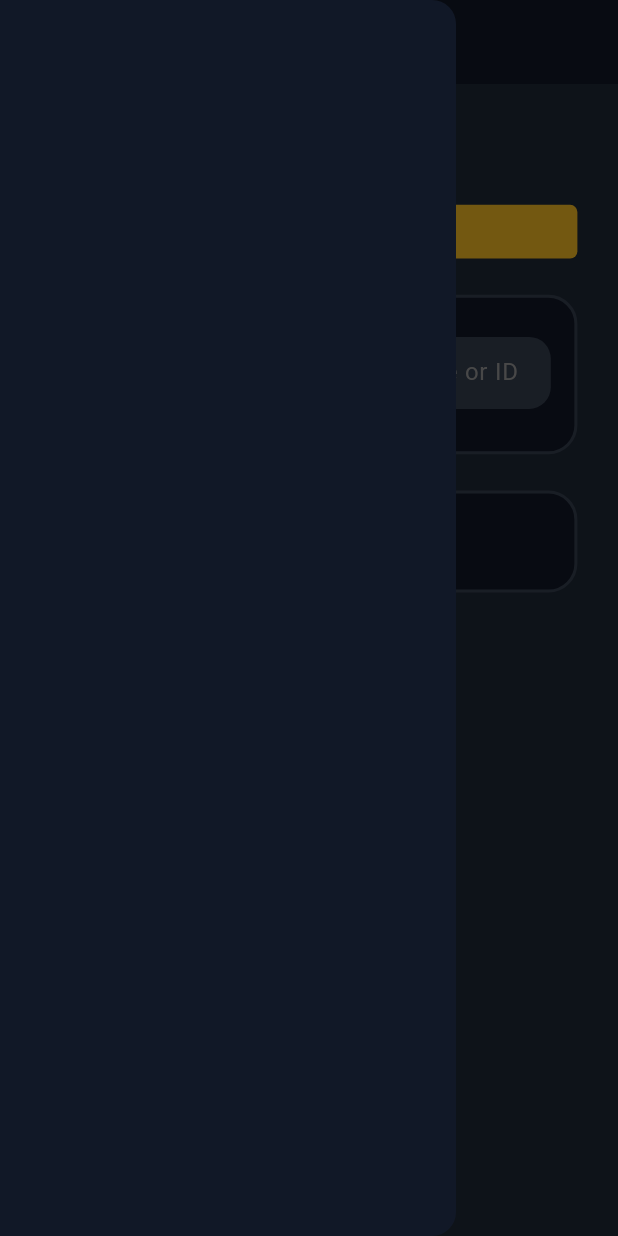
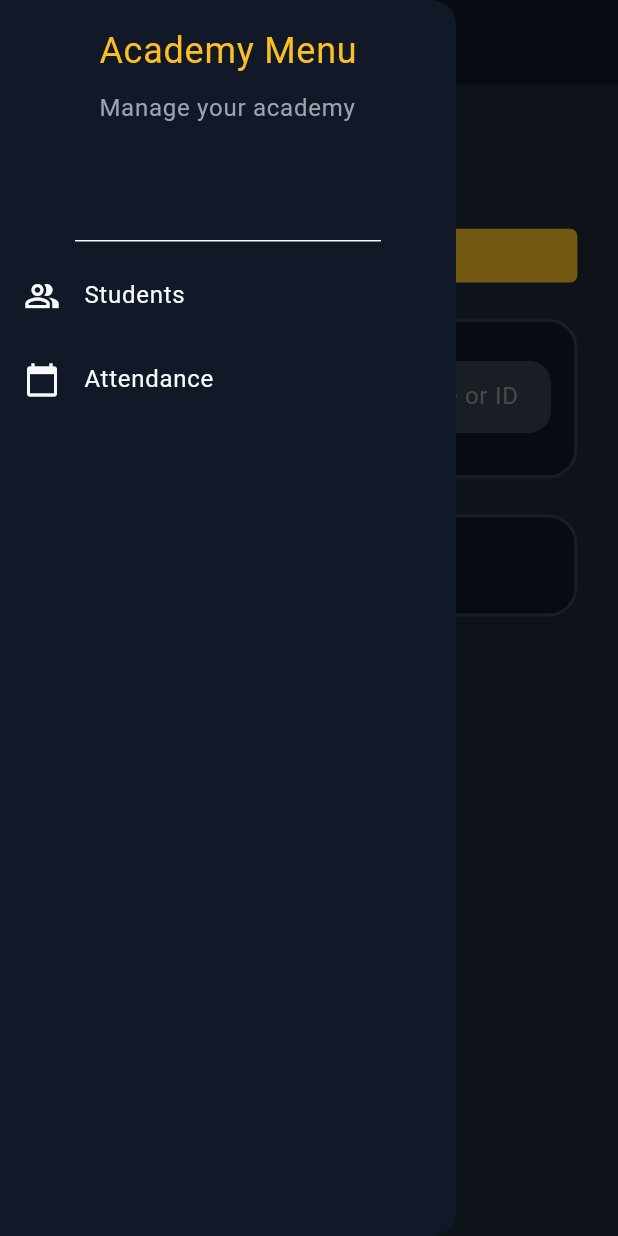
Before and after one commit to Mahfouz28/academy, a Flutter app: the screen it shows after launch, with the side drawer open, on a phone screen of 412 x 824 dp. Run offline on Flutter 3.47's test engine with Material 3 defaults, Android fonts, the phone set to English and light mode, and no system bars; our stand-ins replace bloc, flutter_bloc, flutter_screenutil, supabase_flutter; accounts and stored records are empty.

Commit message:
add attendance page add atendance header add clinder picker

```diff
--- a/lib/core/router/app_router.dart
+++ b/lib/core/router/app_router.dart
@@ -1,4 +1,5 @@
 import 'package:academy/core/router/routs.dart';
+import 'package:academy/features/attendance/ui/pages/attendance.dart';
 import 'package:academy/features/students/logic/cubit/student_cubit.dart';
 import 'package:academy/features/students/ui/page/add_student.dart';
 import 'package:academy/features/students/ui/page/students.dart';
@@ -16,6 +17,9 @@ class AppRouter {
           ),
         );
 
+      case Routes.attendance:
+        return MaterialPageRoute(builder: (_) => const Attendance());
+
       case Routes.students:
         return MaterialPageRoute(
           builder: (_) => BlocProvider(
--- a/lib/core/router/routs.dart
+++ b/lib/core/router/routs.dart
@@ -1,4 +1,5 @@
 class Routes {
   static const String students = '/students';
   static const String addStudent = '/addStudent';
+  static const String attendance = '/attendance';
 }
--- /dev/null
+++ b/lib/core/widgets/drawer.dart
@@ -0,0 +1,67 @@
+import 'package:academy/core/helpers/navigat.dart';
+import 'package:academy/core/router/routs.dart';
+import 'package:academy/core/themes/app_color.dart';
+import 'package:flutter/material.dart';
+
+class AcademyDrawer extends StatelessWidget {
+  const AcademyDrawer({super.key});
+
+  @override
+  Widget build(BuildContext context) {
+    return Drawer(
+      child: Column(
+        children: [
+          const DrawerHeader(
+            decoration: BoxDecoration(color: AppColors.card),
+            child: Column(
+              crossAxisAlignment: CrossAxisAlignment.start,
+              children: [
+                Text(
+                  'Academy Menu',
+                  style: TextStyle(color: AppColors.accent, fontSize: 24),
+                ),
+                SizedBox(height: 8),
+                Text(
+                  'Manage your academy',
+                  style: TextStyle(
+                    color: AppColors.mutedForeground,
+                    fontSize: 16,
+                  ),
+                ),
+              ],
+            ),
+          ),
+          ListTile(
+            leading: const Icon(
+              Icons.people_alt_outlined,
+              color: AppColors.foreground,
+            ),
+            title: const Text(
+              'Students',
+              style: TextStyle(color: AppColors.foreground),
+            ),
+            onTap: () {
+              context.pushNamed(Routes.students);
+              context.pushNamed(Routes.students);
+            },
+          ),
+          ListTile(
+            leading: const Icon(
+              Icons.calendar_today,
+              color: AppColors.foreground,
+            ),
+            title: const Text(
+              'Attendance',
+              style: TextStyle(color: AppColors.foreground),
+            ),
+            onTap: () {
+              Navigator.pop(context);
+
+              context.pushNamed(Routes.attendance);
+            },
+          ),
+        ],
+      ),
+    );
+  }
+}
--- a/lib/features/students/ui/page/add_student.dart
+++ b/lib/features/students/ui/page/add_student.dart
@@ -24,7 +24,7 @@ class AddStudentState extends State<AddStudent> {
     "Yellow",
     "Yellow 2",
     "Orange",
-    "Orange2",
+    "Orange 2",
     "Green",
     "Green 2",
     "Blue",
--- a/lib/features/students/ui/page/students.dart
+++ b/lib/features/students/ui/page/students.dart
@@ -1,4 +1,5 @@
 import 'package:academy/core/themes/app_color.dart';
+import 'package:academy/core/widgets/drawer.dart';
 import 'package:academy/features/students/logic/cubit/student_cubit.dart';
 import 'package:academy/features/students/ui/widgets/add_student.dart';
 import 'package:academy/features/students/ui/widgets/searche_bar.dart';
@@ -24,7 +25,7 @@ class Students extends StatelessWidget {
         ),
         centerTitle: false,
       ),
-      drawer: const Drawer(child: Column(children: [])),
+      drawer: AcademyDrawer(),
       body: SafeArea(
         child: RefreshIndicator(
           onRefresh: () async {
--- a/lib/features/students/ui/widgets/add_student.dart
+++ b/lib/features/students/ui/widgets/add_student.dart
@@ -12,7 +12,14 @@ class AddStudent extends StatelessWidget {
     return Column(
       crossAxisAlignment: CrossAxisAlignment.start,
       children: [
-        Text('Students'),
+        Text(
+          'Students',
+          style: TextStyle(
+            fontSize: 25,
+            color: AppColors.accent,
+            fontWeight: FontWeight.w500,
+          ),
+        ),
         Text(
           'Manage your karate academy students',
           style: TextStyle(fontWeight: FontWeight.w300, fontSize: 13.sp),
```
Also changed, not shown: lib/core/widgets/app_bar.dart (added, +27 -0 lines), lib/core/widgets/app_card.dart (added, +24 -0 lines), lib/core/widgets/status_badge.dart (+6 -1 lines), lib/features/attendance/ui/pages/attendance.dart (added, +60 -0 lines), lib/features/attendance/ui/widgets/attendance_clinder.dart (added, +59 -0 lines), lib/features/attendance/ui/widgets/attendancr_header.dart (added, +83 -0 lines), 1 other file.
